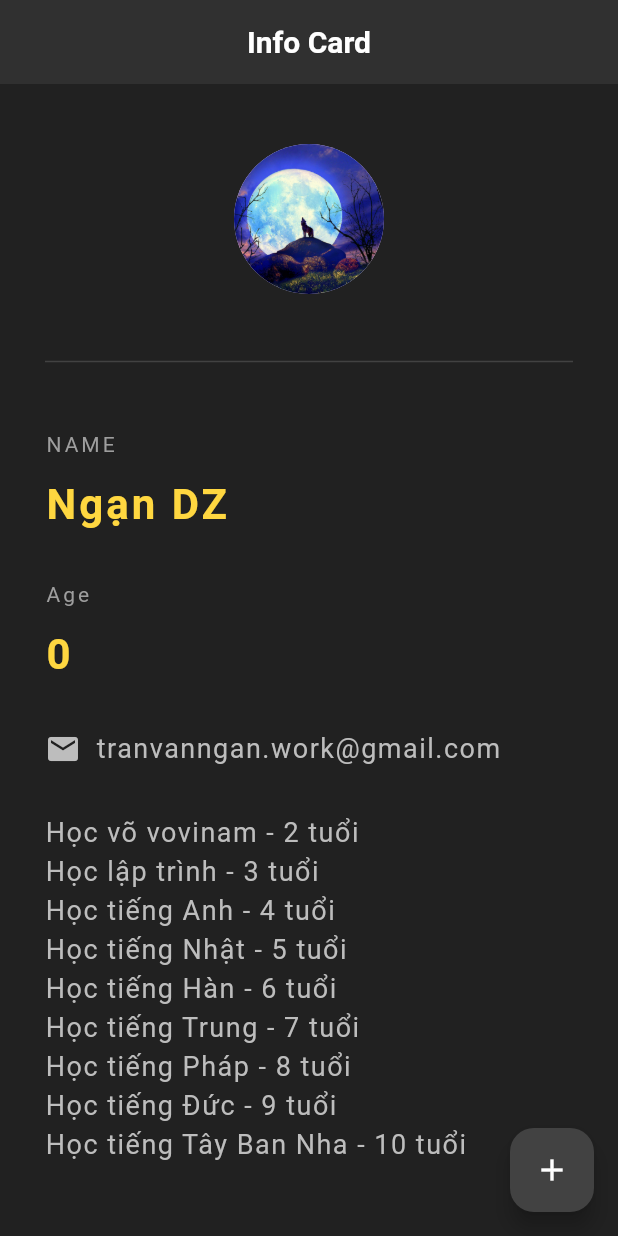
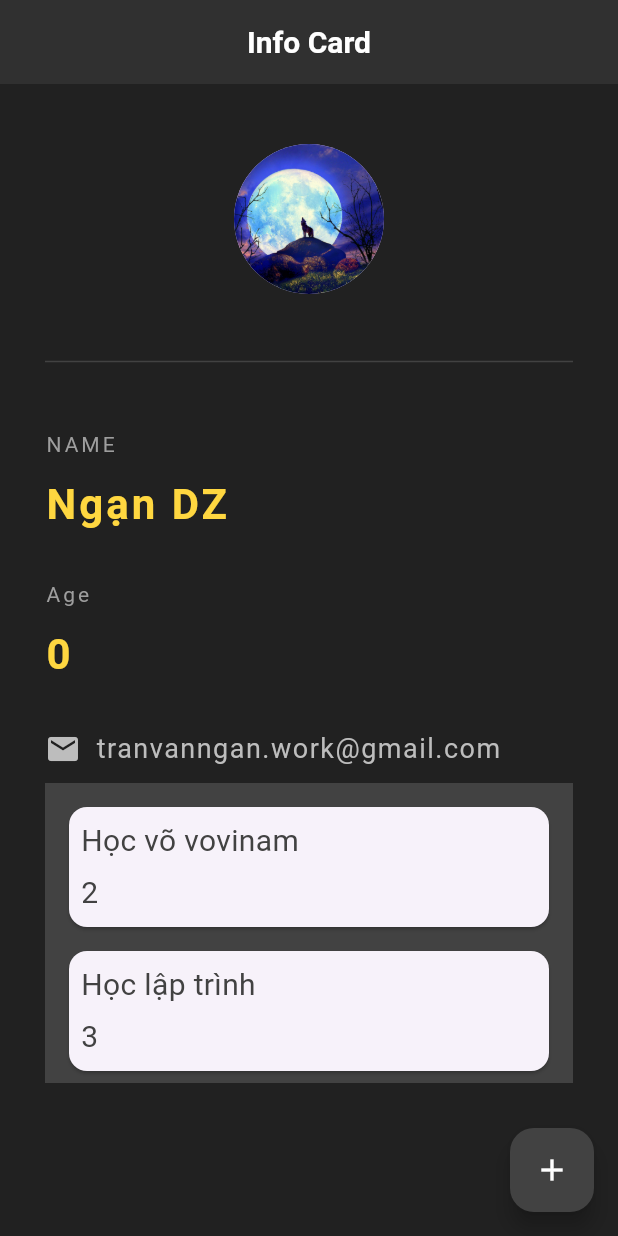
Before and after one commit to ngantrandev/personal_info_app, a Flutter app: the screen it shows after launch, on a phone screen of 412 x 824 dp. Run offline on Flutter 3.47's test engine with Material 3 defaults, Android fonts, the light colour scheme and no system bars.

Commit message:
new: create list card view show history detail

```diff
--- a/lib/main.dart
+++ b/lib/main.dart
@@ -29,6 +29,35 @@ class _InfoCardState extends State<InfoCard> {
     HistoryDetail(detail: "Học tiếng Đức", age: 9),
     HistoryDetail(detail: "Học tiếng Tây Ban Nha", age: 10),
   ];
+
+  Widget getHistoryDetail(HistoryDetail item) {
+    return Card(
+      margin: EdgeInsets.fromLTRB(16.0, 16.0, 16.0, 0),
+      child: Padding(
+        padding: const EdgeInsets.all(8.0),
+        child: Column(
+          crossAxisAlignment: CrossAxisAlignment.stretch,
+          children: [
+            Text(
+              item.detail,
+              style: TextStyle(
+                fontSize: 20.0,
+                color: Colors.grey[800],
+              ),
+            ),
+            SizedBox(height: 6.0),
+            Text(
+              item.age.toString(),
+              style: TextStyle(
+                fontSize: 20.0,
+                color: Colors.grey[800],
+              ),
+            ),
+          ],
+        ),
+      ),
+    );
+  }
 
   @override
   Widget build(BuildContext context) {
@@ -110,17 +139,16 @@ class _InfoCardState extends State<InfoCard> {
                   )),
             ],
           ),
-          SizedBox(height: 30.0),
-          Column(
-              crossAxisAlignment: CrossAxisAlignment.start,
-              children: histories
-                  .map((item) => Text("${item.detail} - ${item.age} tuổi",
-                      style: TextStyle(
-                        color: Colors.grey[400],
-                        fontSize: 18.0,
-                        letterSpacing: 1.0,
-                      )))
-                  .toList())
+          SizedBox(height: 10.0),
+          Container(
+            height: 200.0,
+            color: Colors.grey[800],
+            child: ListView(
+              shrinkWrap: true,
+              children:
+                  histories.map((item) => getHistoryDetail(item)).toList(),
+            ),
+          )
         ]),
       ),
     );
```
